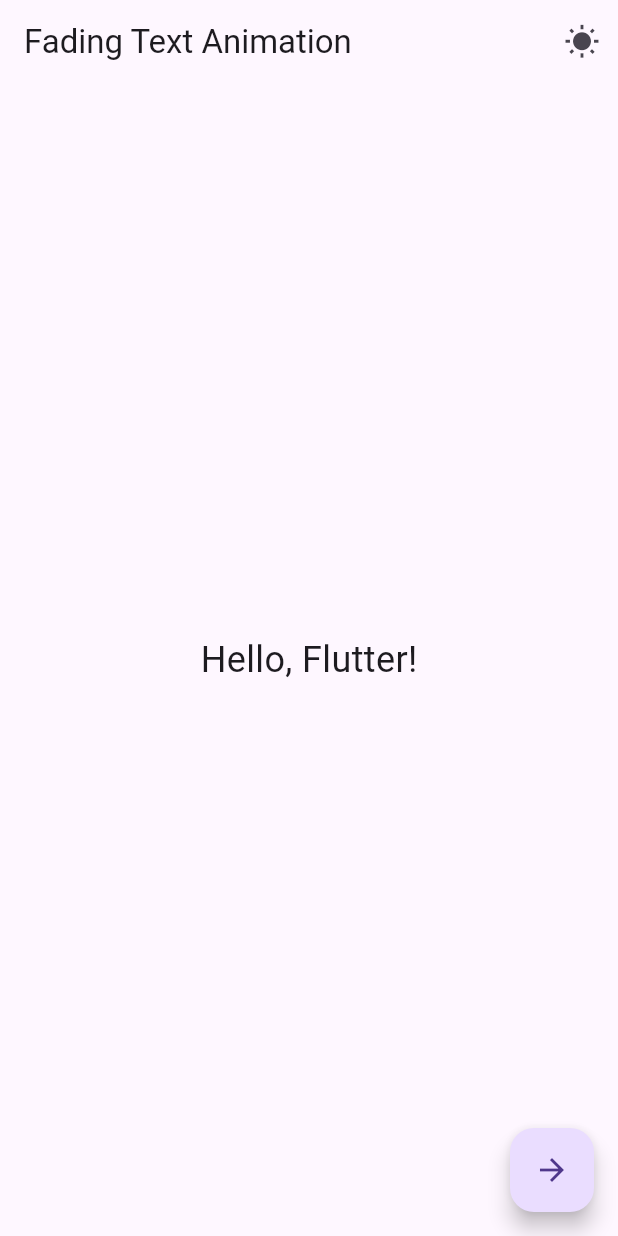
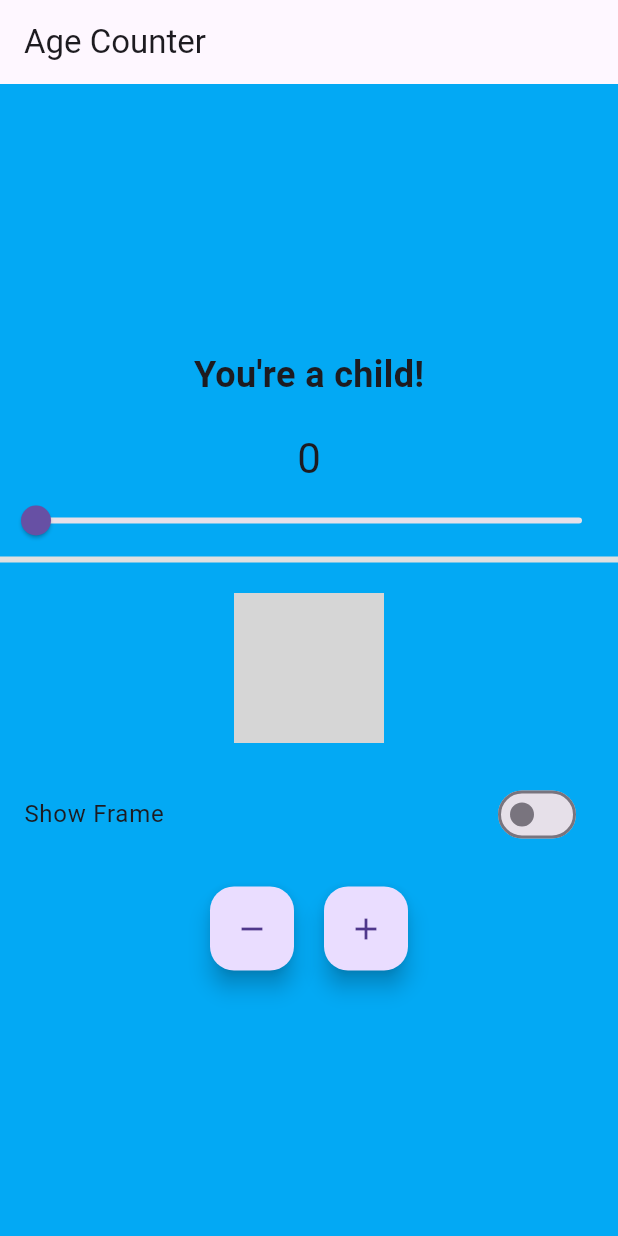
Before and after one commit to MAD743/MAD-fading_text_animation, a Flutter app: the screen it shows after launch, on a phone screen of 412 x 824 dp. Run offline on Flutter 3.47's test engine with Material 3 defaults, Android fonts, the phone set to English and light mode, and no system bars; our stand-ins replace flutter_colorpicker; missing offline and left inert: window_size; grey boxes are pictures that could not be loaded.

```diff
--- a/lib/main.dart
+++ b/lib/main.dart
@@ -1,15 +1,65 @@
+import 'dart:io' show Platform;
+import 'package:flutter/foundation.dart' show kIsWeb;
 import 'package:flutter/material.dart';
 import 'package:provider/provider.dart';
-import 'screens/fading_text_screen.dart';
-import 'theme/theme_provider.dart';
+import 'package:window_size/window_size.dart';
 
 void main() {
+  setupWindow();
   runApp(
     ChangeNotifierProvider(
-      create: (context) => ThemeProvider(),
+      create: (context) => Counter(),
       child: const MyApp(),
     ),
   );
+}
+
+const double windowWidth = 360;
+const double windowHeight = 640;
+
+void setupWindow() {
+  if (!kIsWeb && (Platform.isWindows || Platform.isLinux || Platform.isMacOS)) {
+    WidgetsFlutterBinding.ensureInitialized();
+    setWindowTitle('Provider Age Counter');
+    setWindowMinSize(const Size(windowWidth, windowHeight));
+    setWindowMaxSize(const Size(windowWidth, windowHeight));
+    getCurrentScreen().then((screen) {
+      setWindowFrame(Rect.fromCenter(
+        center: screen!.frame.center,
+        width: windowWidth,
+        height: windowHeight,
+      ));
+    });
+  }
+}
+
+class Counter with ChangeNotifier {
+  int value = 0;
+  bool showFrame = false;
+
+  void increment() {
+    if (value < 99) {
+      value += 1;
+      notifyListeners();
+    }
+  }
+
+  void decrement() {
+    if (value > 0) {
+      value -= 1;
+      notifyListeners();
+    }
+  }
+
+  void updateAge(int newValue) {
+    value = newValue;
+    notifyListeners();
+  }
+
+  void toggleFrame() {
+    showFrame = !showFrame;
+    notifyListeners();
+  }
 }
 
 class MyApp extends StatelessWidget {
@@ -17,13 +67,115 @@ class MyApp extends StatelessWidget {
 
   @override
   Widget build(BuildContext context) {
-    final themeProvider = Provider.of<ThemeProvider>(context);
-
     return MaterialApp(
-      debugShowCheckedModeBanner: false,
-      title: 'Fading Text Animation',
-      theme: themeProvider.isDarkMode ? ThemeData.dark() : ThemeData.light(),
-      home: const FadingTextScreen(),
+      title: 'Age Counter',
+      theme: ThemeData(
+        primarySwatch: Colors.blue,
+        useMaterial3: true,
+      ),
+      home: const MyHomePage(),
     );
   }
 }
+
+class MyHomePage extends StatelessWidget {
+  const MyHomePage({super.key});
+
+  Color getBackgroundColor(int age) {
+    if (age <= 12) return Colors.lightBlue;
+    if (age <= 19) return Colors.lightGreen;
+    if (age <= 30) return Colors.amber;
+    if (age <= 50) return Colors.orange;
+    return Colors.grey;
+  }
+
+  String getAgeMessage(int age) {
+    if (age <= 12) return "You're a child!";
+    if (age <= 19) return "Teenager time!";
+    if (age <= 30) return "You're a young adult!";
+    if (age <= 50) return "You're an adult now!";
+    return "Golden years!";
+  }
+
+  @override
+  Widget build(BuildContext context) {
+    return Scaffold(
+      appBar: AppBar(title: const Text('Age Counter')),
+      body: Consumer<Counter>(
+        builder: (context, counter, child) {
+          return Container(
+            color: getBackgroundColor(counter.value),
+            child: Column(
+              mainAxisAlignment: MainAxisAlignment.center,
+              children: [
+                Text(
+                  getAgeMessage(counter.value),
+                  style: const TextStyle(
+                      fontSize: 24, fontWeight: FontWeight.bold),
+                ),
+                const SizedBox(height: 20),
+                Text(
+                  '${counter.value}',
+                  style: Theme.of(context).textTheme.headlineMedium,
+                ),
+                Slider(
+                  min: 0,
+                  max: 99,
+                  value: counter.value.toDouble(),
+                  onChanged: (value) {
+                    counter.updateAge(value.toInt());
+                  },
+                ),
+                LinearProgressIndicator(
+                  value: counter.value / 99,
+                  color: counter.value <= 33
+                      ? Colors.green
+                      : counter.value <= 67
+                          ? Colors.yellow
+                          : Colors.red,
+                  backgroundColor: Colors.grey.shade300,
+                ),
+                const SizedBox(height: 20),
+                Container(
+                  decoration: counter.showFrame
+                      ? BoxDecoration(
+                          border: Border.all(color: Colors.black, width: 3),
+                          borderRadius: BorderRadius.circular(10),
+                        )
+                      : null,
+                  child: Image.asset('assets/sample_image.png',
+                      width: 100, height: 100),
+                ),
+                const SizedBox(height: 20),
+                SwitchListTile(
+                  title: const Text('Show Frame'),
+                  value: counter.showFrame,
+                  onChanged: (bool value) {
+                    counter.toggleFrame();
+                  },
+                ),
+                const SizedBox(height: 20),
+                Row(
+                  mainAxisAlignment: MainAxisAlignment.center,
+                  children: [
+                    FloatingActionButton(
+                      onPressed: () => counter.decrement(),
+                      tooltip: 'Decrement',
+                      child: const Icon(Icons.remove),
+                    ),
+                    const SizedBox(width: 20),
+                    FloatingActionButton(
+                      onPressed: () => counter.increment(),
+                      tooltip: 'Increment',
+                      child: const Icon(Icons.add),
+                    ),
+                  ],
+                ),
+              ],
+            ),
+          );
+        },
+      ),
+    );
+  }
+}
--- a/pubspec.yaml
+++ b/pubspec.yaml
@@ -31,6 +31,7 @@ dependencies:
   flutter:
     sdk: flutter
   flutter_colorpicker: ^1.0.3
+  window_size: 0.1.0
 
   # The following adds the Cupertino Icons font to your application.
   # Use with the CupertinoIcons class for iOS style icons.
```
Also changed, not shown: pubspec.lock, 5 other files.
